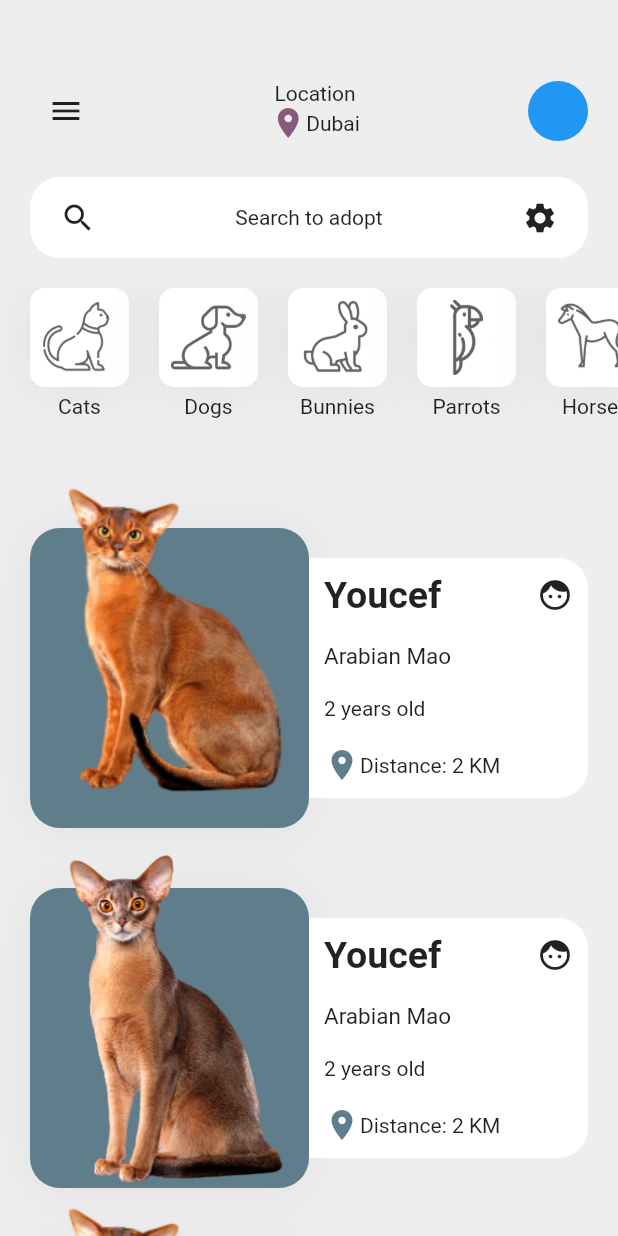
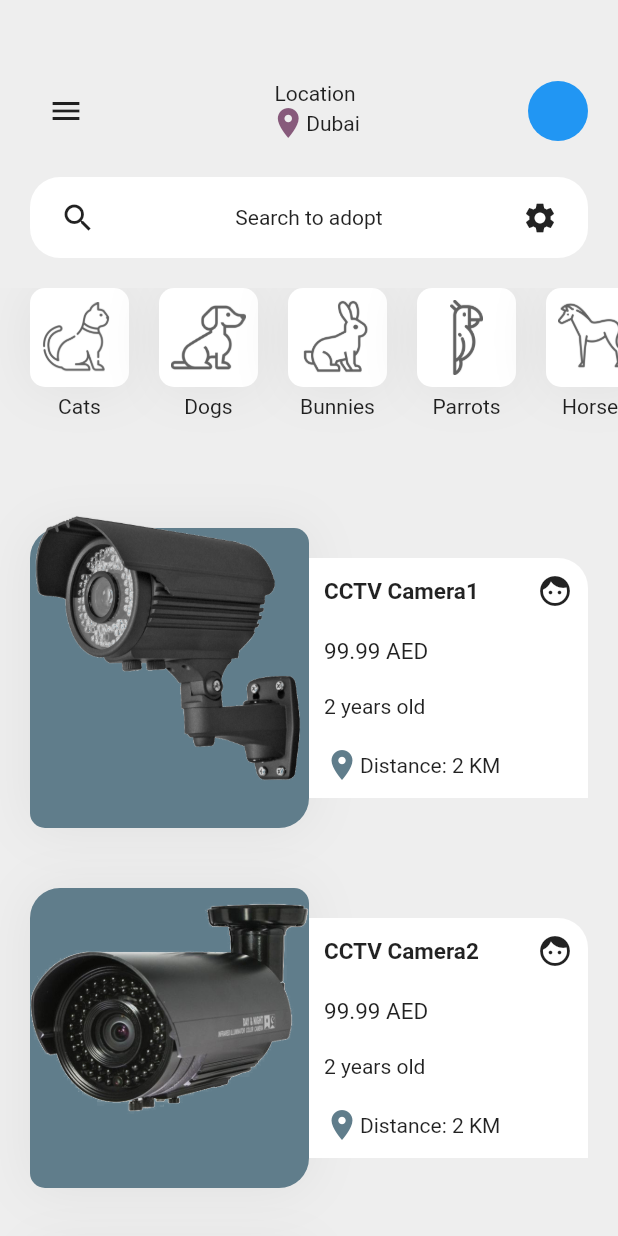
Before and after one commit to MesselemYoucef/TechApp, a Flutter app: the screen it shows after launch, on a phone screen of 412 x 824 dp. Run offline on Flutter 3.47's test engine with Material 2 defaults, Android fonts, the phone set to English and light mode, and no system bars; our stand-ins replace font_awesome_flutter.

Commit message:
Started the changes for my products

```diff
--- a/lib/configuration.dart
+++ b/lib/configuration.dart
@@ -24,34 +24,33 @@ List<Map> drawerItems = [
   {'icon': FontAwesomeIcons.userAlt, 'title': 'Profile'}
 ];
 
-
-List <Map> itemDetails = [
+List<Map> itemDetails = [
   {
-    'name' : 'Youcef',
-    'race' : 'Arabian Mao',
-    'age' : '2 years',
-    'distance' : '2 KM',
-    'image' : 'images/pet-cat1.png',
+    'productName': 'CCTV Camera1',
+    'price': '99.99 AED',
+    'condition': '2 years',
+    'distance': '2 KM',
+    'image': 'images/CCTV-Camera1.png',
   },
   {
-    'name' : 'Youcef',
-    'race' : 'Arabian Mao',
-    'age' : '2 years',
-    'distance' : '2 KM',
-    'image' : 'images/pet-cat2.png',
+    'productName': 'CCTV Camera2',
+    'price': '99.99 AED',
+    'condition': '2 years',
+    'distance': '2 KM',
+    'image': 'images/CCTV-Camera2.png',
   },
   {
-    'name' : 'Youcef',
-    'race' : 'Arabian Mao',
-    'age' : '2 years',
-    'distance' : '2 KM',
-    'image' : 'images/pet-cat1.png',
+    'productName': 'CCTV Camera Dome 1',
+    'price': '99.99 AED',
+    'condition': '2 years',
+    'distance': '2 KM',
+    'image': 'images/CCTV-Dome-Camera1.png',
   },
   {
-    'name' : 'Youcef',
-    'race' : 'Arabian Mao',
-    'age' : '2 years',
-    'distance' : '2 KM',
-    'image' : 'images/pet-cat2.png',
+    'productName': 'CCTV Camera Dome 2',
+    'price': '99.99 AED',
+    'condition': '2 years',
+    'distance': '2 KM',
+    'image': 'images/CCTV-Dome-Camera2.png',
   },
 ];
--- a/lib/screens/home_screen.dart
+++ b/lib/screens/home_screen.dart
@@ -118,16 +118,15 @@ class _HomeScreenState extends State<HomeScreen> {
           ),
           Expanded(
             child: ListView.builder(
-
               itemCount: itemDetails.length,
               itemBuilder: (context, index) {
                 return ItemTile(
-                  name: itemDetails[index]['name'],
-                  race: itemDetails[index]['race'],
-                  age: itemDetails[index]['age'],
+                  productName: itemDetails[index]['productName'],
+                  price: itemDetails[index]['price'],
+                  condition: itemDetails[index]['condition'],
                   distance: itemDetails[index]['distance'],
                   image: itemDetails[index]['image'],
-                  );
+                );
               },
             ),
           ),
--- a/lib/screens/item_tile.dart
+++ b/lib/screens/item_tile.dart
@@ -1,15 +1,19 @@
 import 'package:flutter/material.dart';
 import 'package:petsApp/configuration.dart';
 
-
 class ItemTile extends StatelessWidget {
-  final String name;
-  final String race;
-  final String age;
+  final String productName;
+  final String price;
+  final String condition;
   final String distance;
   final String image;
 
-  ItemTile({this.name, this.age, this.distance, this.image, this.race});
+  ItemTile(
+      {this.productName,
+      this.condition,
+      this.distance,
+      this.image,
+      this.price});
   @override
   Widget build(BuildContext context) {
     return Container(
@@ -23,14 +27,16 @@ class ItemTile extends StatelessWidget {
                 Container(
                     decoration: BoxDecoration(
                         color: Colors.blueGrey[500],
-                          borderRadius: BorderRadius.circular(20),
+                        borderRadius: BorderRadius.only(
+                            bottomLeft: Radius.circular(10),
+                            bottomRight: Radius.circular(20),
+                            topLeft: Radius.circular(20),
+                            topRight: Radius.circular(10)),
                         boxShadow: shadowList),
                     margin: EdgeInsets.only(top: 40)),
                 Align(
                     alignment: Alignment(0.0, 0.0),
-                      child: Hero(
-                          tag: 1,
-                          child: Image.asset(image)))
+                    child: Hero(tag: 1, child: Image.asset(image)))
               ],
             ),
           ),
@@ -42,31 +48,29 @@ class ItemTile extends StatelessWidget {
                   color: Colors.white,
                   borderRadius: BorderRadius.only(
                     topRight: Radius.circular(20),
-                        bottomRight: Radius.circular(20))),
+                  )),
               child: Column(
                   mainAxisAlignment: MainAxisAlignment.spaceBetween,
                   crossAxisAlignment: CrossAxisAlignment.start,
                   children: [
                     Row(
-                        mainAxisAlignment:
-                            MainAxisAlignment.spaceBetween,
+                      mainAxisAlignment: MainAxisAlignment.spaceBetween,
                       children: [
                         Text(
-                            name,
+                          productName,
                           style: TextStyle(
-                                fontSize: 25.0,
-                                fontWeight: FontWeight.bold),
+                              fontSize: 15.0, fontWeight: FontWeight.bold),
                         ),
                         Icon(Icons.face)
                       ],
                     ),
                     Text(
-                        race,
+                      price,
                       style: TextStyle(
                         fontSize: 15.0,
                       ),
                     ),
-                      Text("$age old"),
+                    Text("$condition old"),
                     Container(
                       child: Row(children: [
                         Icon(
@@ -81,7 +85,6 @@ class ItemTile extends StatelessWidget {
           )
         ],
       ),
-
     );
   }
 }
```
Also changed, not shown: images/CCTV-Camera1.png (added), images/CCTV-Camera2.png (added), images/CCTV-Dome-Camera1.png (added), images/CCTV-Dome-Camera2.png (added). Lines whose indentation alone changed are shown as unchanged.
